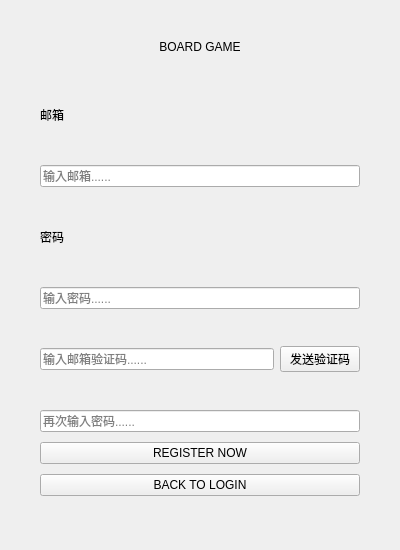
Qt form client-qt/src/ui/LoginDialog/LoginDialog.ui (2932238802/LosChess) before a commit.
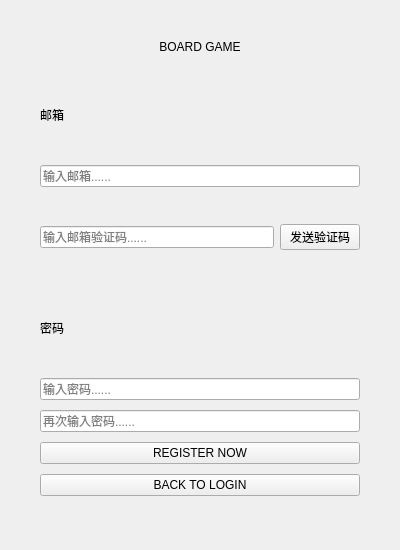
The same form after that commit.

```diff
--- a/client-qt/src/ui/LoginDialog/LoginDialog.ui
+++ b/client-qt/src/ui/LoginDialog/LoginDialog.ui
@@ -149,23 +149,6 @@
          </property>
         </widget>
        </item>
-       <item>
-        <widget class="QLabel" name="label_pwd_reg">
-         <property name="text">
-          <string>密码</string>
-         </property>
-        </widget>
-       </item>
-       <item>
-        <widget class="QLineEdit" name="editRegPassword">
-         <property name="echoMode">
-          <enum>QLineEdit::EchoMode::Password</enum>
-         </property>
-         <property name="placeholderText">
-          <string>输入密码......</string>
-         </property>
-        </widget>
-       </item>
        <item>
         <widget class="QWidget" name="confiemContain" native="true">
          <layout class="QHBoxLayout" name="horizontalLayout">
@@ -184,7 +167,7 @@
           <item>
            <widget class="QLineEdit" name="editVerifyCode">
             <property name="echoMode">
-             <enum>QLineEdit::EchoMode::Password</enum>
+             <enum>QLineEdit::EchoMode::Normal</enum>
             </property>
             <property name="placeholderText">
              <string>输入邮箱验证码......</string>
@@ -201,6 +184,23 @@
          </layout>
         </widget>
        </item>
+       <item>
+        <widget class="QLabel" name="label_pwd_reg">
+         <property name="text">
+          <string>密码</string>
+         </property>
+        </widget>
+       </item>
+       <item>
+        <widget class="QLineEdit" name="editRegPassword">
+         <property name="echoMode">
+          <enum>QLineEdit::EchoMode::Password</enum>
+         </property>
+         <property name="placeholderText">
+          <string>输入密码......</string>
+         </property>
+        </widget>
+       </item>
        <item>
         <widget class="QLineEdit" name="editRegConfirm">
          <property name="echoMode">
```
